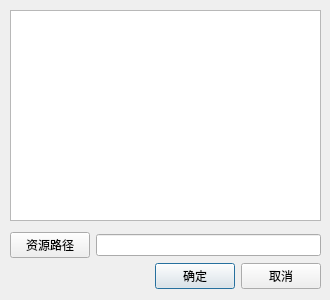
shamozhishu/zoo, file plugins/ctk_zoocmd_ui/SetupDlg.ui: the form before one commit.
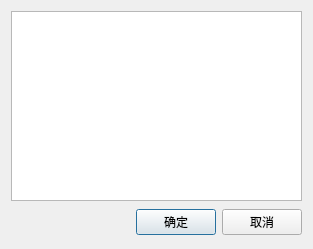
The form after the commit. Icons and pictures are not drawn.

```diff
--- a/plugins/ctk_zoocmd_ui/SetupDlg.ui
+++ b/plugins/ctk_zoocmd_ui/SetupDlg.ui
@@ -9,10 +9,16 @@
    <rect>
     <x>0</x>
     <y>0</y>
-    <width>330</width>
-    <height>300</height>
+    <width>313</width>
+    <height>249</height>
    </rect>
   </property>
+  <property name="sizePolicy">
+   <sizepolicy hsizetype="Fixed" vsizetype="Fixed">
+    <horstretch>0</horstretch>
+    <verstretch>0</verstretch>
+   </sizepolicy>
+  </property>
   <property name="windowTitle">
    <string>设置</string>
   </property>
@@ -23,15 +29,24 @@
   <property name="modal">
    <bool>false</bool>
   </property>
-  <widget class="QWidget" name="layoutWidget">
-   <property name="geometry">
-    <rect>
-     <x>10</x>
-     <y>260</y>
-     <width>311</width>
-     <height>33</height>
-    </rect>
-   </property>
+  <layout class="QGridLayout" name="gridLayout">
+   <item row="0" column="0">
+    <widget class="QTableView" name="tableView_cmdset">
+     <property name="sizePolicy">
+      <sizepolicy hsizetype="Preferred" vsizetype="Preferred">
+       <horstretch>0</horstretch>
+       <verstretch>0</verstretch>
+      </sizepolicy>
+     </property>
+     <property name="layoutDirection">
+      <enum>Qt::LeftToRight</enum>
+     </property>
+     <property name="autoFillBackground">
+      <bool>true</bool>
+     </property>
+    </widget>
+   </item>
+   <item row="1" column="0">
    <layout class="QHBoxLayout">
     <property name="spacing">
      <number>6</number>
@@ -76,49 +91,8 @@
      </widget>
     </item>
    </layout>
-  </widget>
-  <widget class="QWidget" name="horizontalLayoutWidget">
-   <property name="geometry">
-    <rect>
-     <x>10</x>
-     <y>230</y>
-     <width>311</width>
-     <height>31</height>
-    </rect>
-   </property>
-   <layout class="QHBoxLayout" name="horizontalLayout">
-    <item>
-     <widget class="QPushButton" name="pushButton_datadir">
-      <property name="text">
-       <string>资源路径</string>
-      </property>
-     </widget>
-    </item>
-    <item>
-     <widget class="QLineEdit" name="lineEdit_datadir">
-      <property name="readOnly">
-       <bool>true</bool>
-      </property>
-     </widget>
-    </item>
-   </layout>
-  </widget>
-  <widget class="QTableView" name="tableView_cmdset">
-   <property name="geometry">
-    <rect>
-     <x>10</x>
-     <y>10</y>
-     <width>311</width>
-     <height>211</height>
-    </rect>
-   </property>
-   <property name="layoutDirection">
-    <enum>Qt::LeftToRight</enum>
-   </property>
-   <property name="autoFillBackground">
-    <bool>true</bool>
-   </property>
-  </widget>
+   </item>
+  </layout>
  </widget>
  <resources>
   <include location="SetupDlg.qrc"/>
```
Left out of the diff: 15 changed lines with no effect on the pictures. Lines whose indentation alone changed are shown as unchanged.
